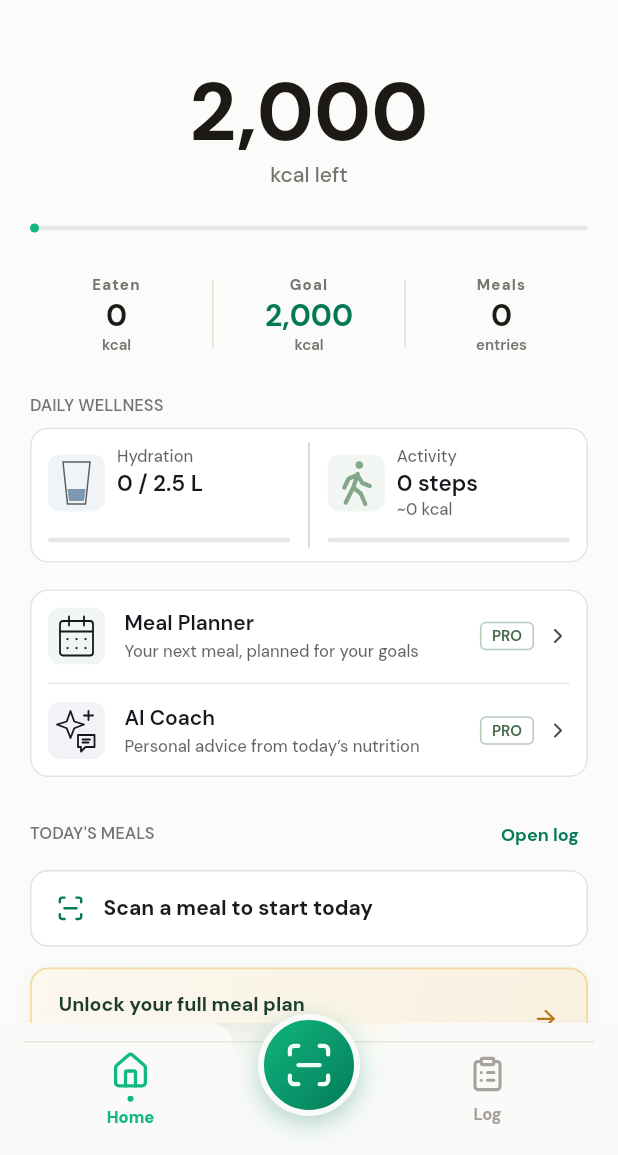
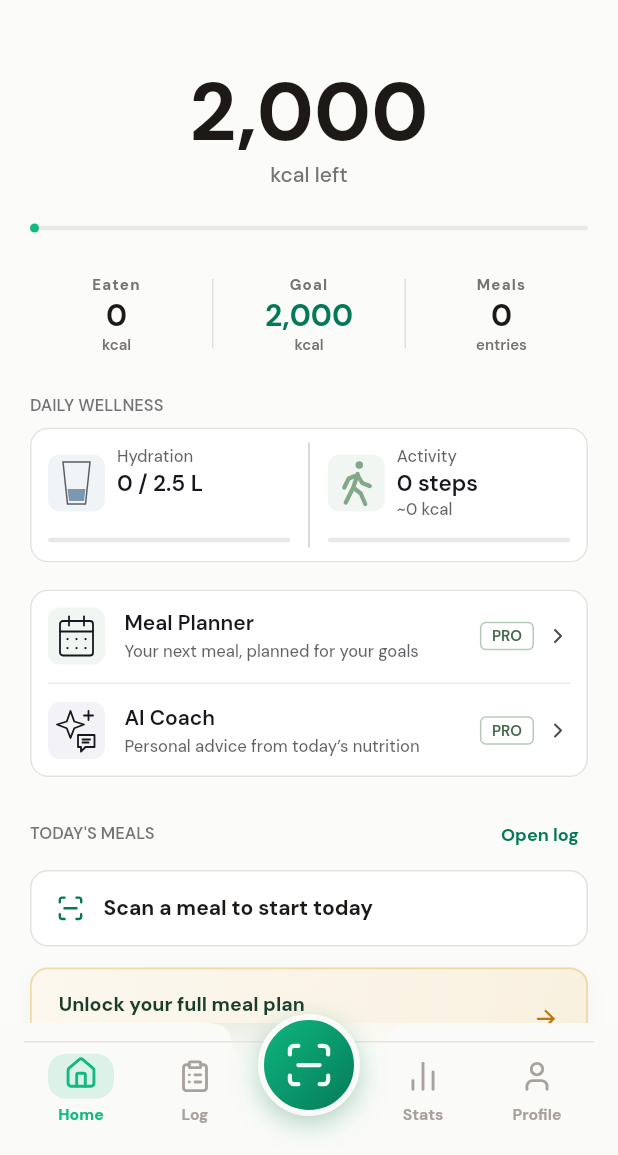
Before and after one commit to Najimbacha/SnapCal, a Flutter app: the screen it shows after launch, on a phone screen of 412 x 824 dp, the part 81-1236 px from its top. Run offline on Flutter 3.47's test engine with Material 3 defaults, Android fonts, the phone set to English and light mode, and no system bars; drawn by our look-alikes of flutter_animate; our stand-ins replace camera, cloud_firestore, confetti, connectivity_plus, dio, firebase_analytics and 30 more; missing offline and left inert: firebase_app_check, flutter_facebook_auth, health, home_widget, mobile_scanner, purchases_flutter; accounts and stored records are empty; generated files the repository leaves out were written again; network calls fail; statements that could not run were skipped.

Commit message:
feat: four tabs in the bottom bar, and a pill that hands over between them
Reports and Profile were built, reachable only from a button inside the Log
screen and from nowhere at all respectively. The bar carried two tabs and a
96px hole where the scan button sits, so half the app had no front door.

It now carries Home, Log, Stats and Profile, two either side of the notch --
the only balanced arrangement, since the notch splits the bar in half. The
selected tab keeps a tinted pill behind its icon, and on a tap the pill
fades and shrinks out of the tab being left while it grows into the one
arriving, so the eye follows one movement rather than two changes. A tap
mid-flight carries on from where the pill is instead of jumping.

The router needed nothing: its branch mapping already assumed four.

The preview harness stays as a test. Four labels either side of the notch is
the layout most likely to overflow, so it checks a 320dp phone at rest and
part-way through the longest hop on every run.

Co-Authored-By: Claude Opus 5 <noreply@anthropic.com>

```diff
--- a/lib/widgets/bottom_nav_bar.dart
+++ b/lib/widgets/bottom_nav_bar.dart
@@ -8,7 +8,34 @@ import '../core/theme/app_typography.dart';
 import '../core/utils/responsive_utils.dart';
 import 'package:snapcal/l10n/generated/app_localizations.dart';
 
-class BottomNavBar extends StatelessWidget {
+/// The four tabs, in the order the bar lays them out: two to the left of the
+/// scan button's notch, two to its right.
+enum NavTab { home, log, stats, profile }
+
+const _navIcons = <NavTab, IconData>{
+  NavTab.home: LucideIcons.home,
+  NavTab.log: LucideIcons.clipboardList,
+  NavTab.stats: LucideIcons.barChart2,
+  NavTab.profile: LucideIcons.user,
+};
+
+String _navLabel(BuildContext context, NavTab tab) {
+  final l10n = AppLocalizations.of(context)!;
+  return switch (tab) {
+    NavTab.home => l10n.nav_home,
+    NavTab.log => l10n.nav_log,
+    NavTab.stats => l10n.nav_stats,
+    NavTab.profile => l10n.nav_profile,
+  };
+}
+
+/// The docked bottom bar.
+///
+/// The selected tab wears a tinted pill behind its icon. When the selection
+/// moves, the pill does not blink off and on: it fades and shrinks away on the
+/// tab being left while it grows in on the tab arriving, so the eye follows
+/// one movement rather than seeing two separate changes.
+class BottomNavBar extends StatefulWidget {
   final int currentIndex;
   final ValueChanged<int> onTap;
 
@@ -17,6 +44,39 @@ class BottomNavBar extends StatelessWidget {
     required this.currentIndex,
     required this.onTap,
   });
+
+  @override
+  State<BottomNavBar> createState() => _BottomNavBarState();
+}
+
+class _BottomNavBarState extends State<BottomNavBar>
+    with SingleTickerProviderStateMixin {
+  late final AnimationController _controller = AnimationController(
+    duration: const Duration(milliseconds: 260),
+    vsync: this,
+    value: 1,
+  );
+
+  /// The tab the pill is leaving, and the one it is arriving at.
+  late int _from = widget.currentIndex;
+  late int _to = widget.currentIndex;
+
+  @override
+  void didUpdateWidget(BottomNavBar oldWidget) {
+    super.didUpdateWidget(oldWidget);
+    if (widget.currentIndex == oldWidget.currentIndex) return;
+    // Hand the pill over from wherever it currently is, so a tap mid-flight
+    // carries on from the position on screen instead of jumping.
+    _from = _controller.isAnimating ? _to : oldWidget.currentIndex;
+    _to = widget.currentIndex;
+    _controller.forward(from: 0);
+  }
+
+  @override
+  void dispose() {
+    _controller.dispose();
+    super.dispose();
+  }
 
   @override
   Widget build(BuildContext context) {
@@ -47,28 +107,19 @@ class BottomNavBar extends StatelessWidget {
                 ),
               ),
             ),
-            child: Row(
+            child: AnimatedBuilder(
+              animation: _controller,
+              builder: (context, _) {
+                // The notch sits in the middle, so each side of the bar has to
+                // keep half the width or the tabs drift off-centre.
+                return Row(
                   children: [
-                Expanded(
-                  child: _buildNavItem(
-                    context,
-                    0,
-                    LucideIcons.home,
-                    AppLocalizations.of(context)!.nav_home,
-                    navHeight,
-                  ),
-                ),
-                const SizedBox(width: 96),
-                Expanded(
-                  child: _buildNavItem(
-                    context,
-                    1,
-                    LucideIcons.clipboardList,
-                    AppLocalizations.of(context)!.nav_log,
-                    navHeight,
-                  ),
-                ),
+                    _side(const [NavTab.home, NavTab.log], navHeight),
+                    const SizedBox(width: 76),
+                    _side(const [NavTab.stats, NavTab.profile], navHeight),
                   ],
+                );
+              },
             ),
           ),
         ),
@@ -76,18 +127,31 @@ class BottomNavBar extends StatelessWidget {
     ).animate().fadeIn(duration: 260.ms).slideY(begin: 0.18);
   }
 
-  Widget _buildNavItem(
-    BuildContext context,
-    int index,
-    IconData icon,
-    String label,
-    double navHeight,
-  ) {
-    final isSelected = currentIndex == index;
+  Widget _side(List<NavTab> tabs, double navHeight) => Expanded(
+    child: Row(
+      children: [
+        for (final tab in tabs)
+          Expanded(child: _buildNavItem(context, tab, navHeight)),
+      ],
+    ),
+  );
+
+  Widget _buildNavItem(BuildContext context, NavTab tab, double navHeight) {
+    final index = tab.index;
+    final progress = Curves.easeOutCubic.transform(_controller.value);
+    // 1 when this tab holds the pill, 0 when it has none, and in between while
+    // the pill is handing over.
+    final selection =
+        (index == _to ? progress : 0.0) + (index == _from ? 1 - progress : 0.0);
+    final isSelected = index == widget.currentIndex;
+
     final isDark = Theme.of(context).brightness == Brightness.dark;
-    const activeColor = AppColors.primary;
     final inactiveColor =
         isDark ? Colors.white.withValues(alpha: 0.34) : const Color(0xFFA8A29E);
+    final tabColor =
+        Color.lerp(inactiveColor, AppColors.primary, selection) ??
+        inactiveColor;
+    final label = _navLabel(context, tab);
 
     return Semantics(
       button: true,
@@ -98,7 +162,7 @@ class BottomNavBar extends StatelessWidget {
         child: InkWell(
           onTap: () {
             HapticFeedback.lightImpact();
-            onTap(index);
+            widget.onTap(index);
           },
           child: SizedBox(
             height: navHeight,
@@ -107,45 +171,45 @@ class BottomNavBar extends StatelessWidget {
               mainAxisAlignment: MainAxisAlignment.center,
               mainAxisSize: MainAxisSize.min,
               children: [
-                AnimatedScale(
-                  duration: const Duration(milliseconds: 240),
-                  curve: Curves.easeOutCubic,
-                  scale: isSelected ? 1.06 : 1.0,
-                  child: Icon(
-                    icon,
-                    color: isSelected ? activeColor : inactiveColor,
-                    size: 25,
+                Stack(
+                  alignment: Alignment.center,
+                  children: [
+                    Opacity(
+                      opacity: selection,
+                      child: Transform.scale(
+                        scale: 0.82 + 0.18 * selection,
+                        child: Container(
+                          width: 44,
+                          height: 30,
+                          decoration: BoxDecoration(
+                            color: AppColors.primary.withValues(
+                              alpha: isDark ? 0.22 : 0.13,
+                            ),
+                            borderRadius: BorderRadius.circular(12),
                           ),
                         ),
-                const SizedBox(height: 4),
-                AnimatedContainer(
-                  duration: const Duration(milliseconds: 280),
-                  curve: Curves.easeOutCubic,
-                  width: isSelected ? 4 : 0,
-                  height: isSelected ? 4 : 0,
-                  decoration: BoxDecoration(
-                    color: activeColor,
-                    shape: BoxShape.circle,
                       ),
                     ),
-                const SizedBox(height: 3),
-                AnimatedDefaultTextStyle(
-                  duration: const Duration(milliseconds: 220),
-                  curve: Curves.easeOutCubic,
+                    Transform.translate(
+                      offset: Offset(0, -2 * selection),
+                      child: Icon(_navIcons[tab], color: tabColor, size: 23),
+                    ),
+                  ],
+                ),
+                const SizedBox(height: 4),
+                DefaultTextStyle(
                   style: AppTypography.labelMedium.copyWith(
-                    fontSize: 11,
+                    fontSize: 10.5,
                     letterSpacing: 0,
-                    fontWeight: isSelected ? FontWeight.w800 : FontWeight.w700,
-                    color: isSelected ? activeColor : inactiveColor,
+                    fontWeight:
+                        selection > 0.5 ? FontWeight.w800 : FontWeight.w700,
+                    color: tabColor,
                   ),
-                  child: ConstrainedBox(
-                    constraints: const BoxConstraints(maxWidth: 82),
                   child: Text(
                     label,
                     maxLines: 1,
                     overflow: TextOverflow.ellipsis,
                     textAlign: TextAlign.center,
-                    ),
                   ),
                 ),
               ],
```
Also changed, not shown: 1 other file. Lines whose indentation alone changed are shown as unchanged.
